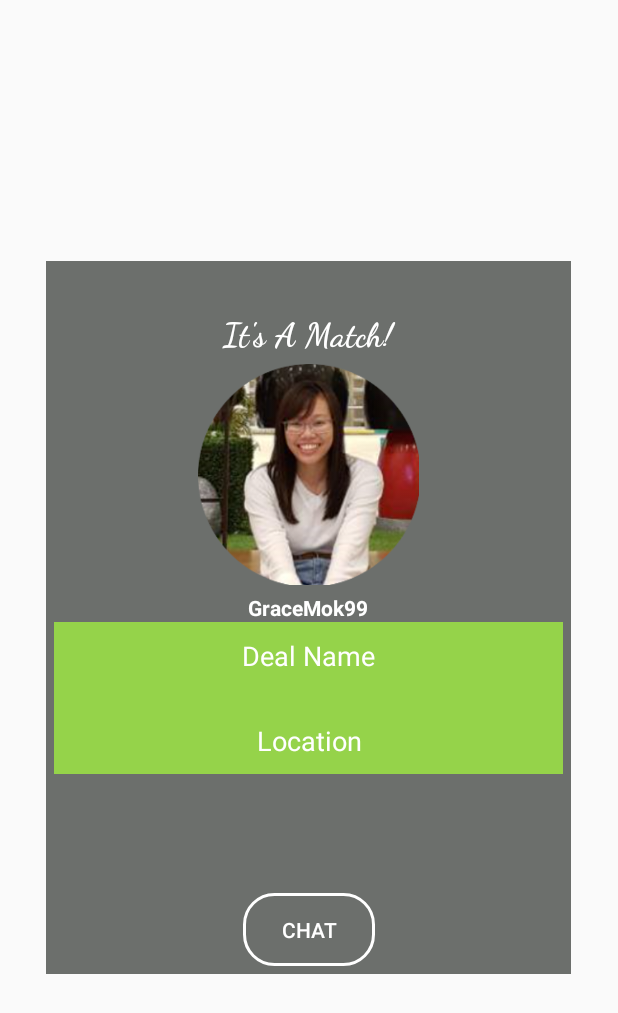
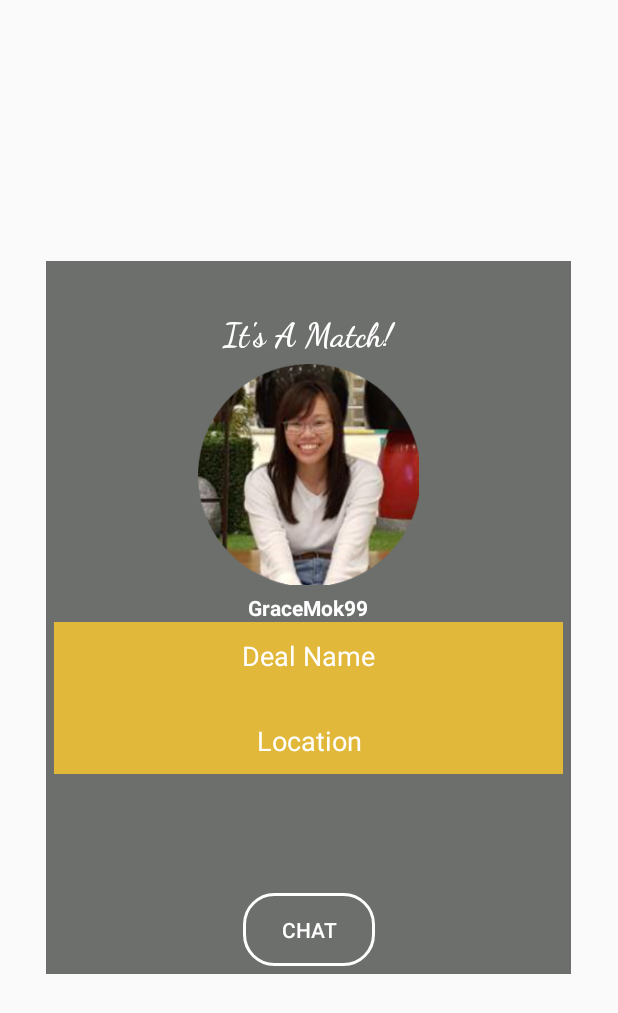
Before and after one commit to royc0003/onepairv2, an Android app: the layout matchpopup.xml on its own in the app's theme, with its tools: preview values and no code run, on a phone screen of 412 x 824 dp. Shown: the top 1013 px of the screen. Run offline under Robolectric (Android 15) with nearby library versions, the light colour scheme and no system bars.

Commit message:
Update matchpop color to yellow

```diff
--- a/onepairv2/app/src/main/res/layout/matchpopup.xml
+++ b/onepairv2/app/src/main/res/layout/matchpopup.xml
@@ -71,7 +71,7 @@
         android:layout_width="match_parent"
         android:layout_height="wrap_content"
         android:layout_weight="1"
-        android:background="#95D34A"
+        android:background="@color/colorPrimary"
         android:gravity="center"
         android:orientation="vertical"
         android:padding="10dp"
```
